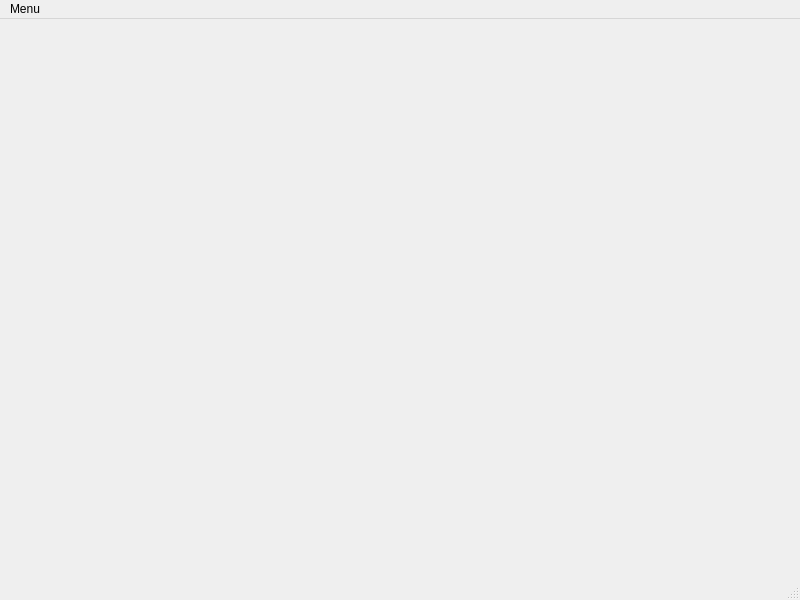
Before: the Qt Designer form sistema4trens.ui in alexandrelourival/ATV3-STR, drawn with Qt 5.
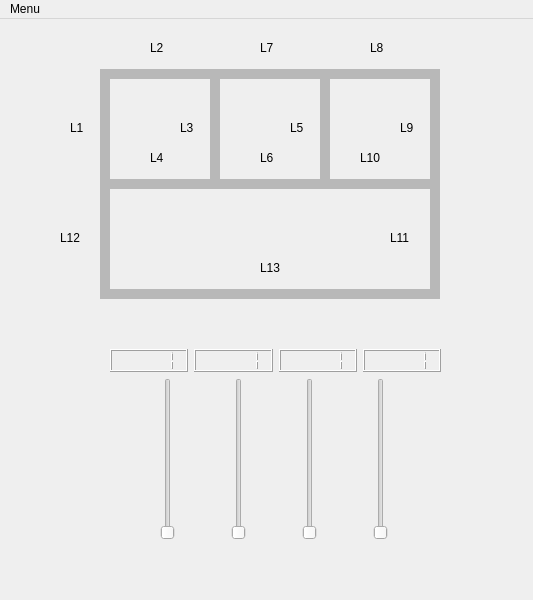
After: the same form once the commit is applied.

```diff
--- a/sistema4trens.ui
+++ b/sistema4trens.ui
@@ -6,20 +6,595 @@
    <rect>
     <x>0</x>
     <y>0</y>
-    <width>800</width>
+    <width>533</width>
     <height>600</height>
    </rect>
   </property>
   <property name="windowTitle">
    <string>sistema4trens</string>
   </property>
-  <widget class="QWidget" name="centralwidget"/>
+  <widget class="QWidget" name="centralwidget">
+   <widget class="Line" name="line_L2">
+    <property name="geometry">
+     <rect>
+      <x>100</x>
+      <y>50</y>
+      <width>120</width>
+      <height>10</height>
+     </rect>
+    </property>
+    <property name="lineWidth">
+     <number>0</number>
+    </property>
+    <property name="midLineWidth">
+     <number>20</number>
+    </property>
+    <property name="orientation">
+     <enum>Qt::Horizontal</enum>
+    </property>
+   </widget>
+   <widget class="QLabel" name="label_trem1">
+    <property name="geometry">
+     <rect>
+      <x>250</x>
+      <y>40</y>
+      <width>30</width>
+      <height>30</height>
+     </rect>
+    </property>
+    <property name="text">
+     <string/>
+    </property>
+    <property name="scaledContents">
+     <bool>true</bool>
+    </property>
+   </widget>
+   <widget class="Line" name="line_L1">
+    <property name="geometry">
+     <rect>
+      <x>100</x>
+      <y>50</y>
+      <width>10</width>
+      <height>120</height>
+     </rect>
+    </property>
+    <property name="lineWidth">
+     <number>0</number>
+    </property>
+    <property name="midLineWidth">
+     <number>20</number>
+    </property>
+    <property name="orientation">
+     <enum>Qt::Vertical</enum>
+    </property>
+   </widget>
+   <widget class="Line" name="line_L4">
+    <property name="geometry">
+     <rect>
+      <x>100</x>
+      <y>160</y>
+      <width>120</width>
+      <height>10</height>
+     </rect>
+    </property>
+    <property name="lineWidth">
+     <number>0</number>
+    </property>
+    <property name="midLineWidth">
+     <number>20</number>
+    </property>
+    <property name="orientation">
+     <enum>Qt::Horizontal</enum>
+    </property>
+   </widget>
+   <widget class="Line" name="line_L3">
+    <property name="geometry">
+     <rect>
+      <x>210</x>
+      <y>50</y>
+      <width>10</width>
+      <height>120</height>
+     </rect>
+    </property>
+    <property name="lineWidth">
+     <number>0</number>
+    </property>
+    <property name="midLineWidth">
+     <number>20</number>
+    </property>
+    <property name="orientation">
+     <enum>Qt::Vertical</enum>
+    </property>
+   </widget>
+   <widget class="Line" name="line_L7">
+    <property name="geometry">
+     <rect>
+      <x>210</x>
+      <y>50</y>
+      <width>120</width>
+      <height>10</height>
+     </rect>
+    </property>
+    <property name="lineWidth">
+     <number>0</number>
+    </property>
+    <property name="midLineWidth">
+     <number>20</number>
+    </property>
+    <property name="orientation">
+     <enum>Qt::Horizontal</enum>
+    </property>
+   </widget>
+   <widget class="Line" name="line_L6">
+    <property name="geometry">
+     <rect>
+      <x>210</x>
+      <y>160</y>
+      <width>120</width>
+      <height>10</height>
+     </rect>
+    </property>
+    <property name="lineWidth">
+     <number>0</number>
+    </property>
+    <property name="midLineWidth">
+     <number>20</number>
+    </property>
+    <property name="orientation">
+     <enum>Qt::Horizontal</enum>
+    </property>
+   </widget>
+   <widget class="Line" name="line_L5">
+    <property name="geometry">
+     <rect>
+      <x>320</x>
+      <y>50</y>
+      <width>10</width>
+      <height>120</height>
+     </rect>
+    </property>
+    <property name="lineWidth">
+     <number>0</number>
+    </property>
+    <property name="midLineWidth">
+     <number>20</number>
+    </property>
+    <property name="orientation">
+     <enum>Qt::Vertical</enum>
+    </property>
+   </widget>
+   <widget class="Line" name="line_L8">
+    <property name="geometry">
+     <rect>
+      <x>320</x>
+      <y>50</y>
+      <width>120</width>
+      <height>10</height>
+     </rect>
+    </property>
+    <property name="lineWidth">
+     <number>0</number>
+    </property>
+    <property name="midLineWidth">
+     <number>20</number>
+    </property>
+    <property name="orientation">
+     <enum>Qt::Horizontal</enum>
+    </property>
+   </widget>
+   <widget class="Line" name="line_L10">
+    <property name="geometry">
+     <rect>
+      <x>320</x>
+      <y>160</y>
+      <width>120</width>
+      <height>10</height>
+     </rect>
+    </property>
+    <property name="lineWidth">
+     <number>0</number>
+    </property>
+    <property name="midLineWidth">
+     <number>20</number>
+    </property>
+    <property name="orientation">
+     <enum>Qt::Horizontal</enum>
+    </property>
+   </widget>
+   <widget class="Line" name="line_L9">
+    <property name="geometry">
+     <rect>
+      <x>430</x>
+      <y>50</y>
+      <width>10</width>
+      <height>120</height>
+     </rect>
+    </property>
+    <property name="lineWidth">
+     <number>0</number>
+    </property>
+    <property name="midLineWidth">
+     <number>20</number>
+    </property>
+    <property name="orientation">
+     <enum>Qt::Vertical</enum>
+    </property>
+   </widget>
+   <widget class="Line" name="line_L11">
+    <property name="geometry">
+     <rect>
+      <x>100</x>
+      <y>160</y>
+      <width>10</width>
+      <height>120</height>
+     </rect>
+    </property>
+    <property name="lineWidth">
+     <number>0</number>
+    </property>
+    <property name="midLineWidth">
+     <number>20</number>
+    </property>
+    <property name="orientation">
+     <enum>Qt::Vertical</enum>
+    </property>
+   </widget>
+   <widget class="Line" name="line_L12">
+    <property name="geometry">
+     <rect>
+      <x>430</x>
+      <y>160</y>
+      <width>10</width>
+      <height>120</height>
+     </rect>
+    </property>
+    <property name="lineWidth">
+     <number>0</number>
+    </property>
+    <property name="midLineWidth">
+     <number>20</number>
+    </property>
+    <property name="orientation">
+     <enum>Qt::Vertical</enum>
+    </property>
+   </widget>
+   <widget class="Line" name="line_L13">
+    <property name="geometry">
+     <rect>
+      <x>100</x>
+      <y>270</y>
+      <width>340</width>
+      <height>10</height>
+     </rect>
+    </property>
+    <property name="lineWidth">
+     <number>0</number>
+    </property>
+    <property name="midLineWidth">
+     <number>20</number>
+    </property>
+    <property name="orientation">
+     <enum>Qt::Horizontal</enum>
+    </property>
+   </widget>
+   <widget class="QLabel" name="label_trem2">
+    <property name="geometry">
+     <rect>
+      <x>370</x>
+      <y>40</y>
+      <width>30</width>
+      <height>30</height>
+     </rect>
+    </property>
+    <property name="text">
+     <string/>
+    </property>
+    <property name="scaledContents">
+     <bool>true</bool>
+    </property>
+   </widget>
+   <widget class="QLabel" name="label_trem3">
+    <property name="geometry">
+     <rect>
+      <x>260</x>
+      <y>260</y>
+      <width>30</width>
+      <height>30</height>
+     </rect>
+    </property>
+    <property name="text">
+     <string/>
+    </property>
+    <property name="scaledContents">
+     <bool>true</bool>
+    </property>
+   </widget>
+   <widget class="QLabel" name="label_trem4">
+    <property name="geometry">
+     <rect>
+      <x>140</x>
+      <y>40</y>
+      <width>30</width>
+      <height>30</height>
+     </rect>
+    </property>
+    <property name="text">
+     <string/>
+    </property>
+    <property name="scaledContents">
+     <bool>true</bool>
+    </property>
+   </widget>
+   <widget class="QLabel" name="label_L1">
+    <property name="geometry">
+     <rect>
+      <x>70</x>
+      <y>100</y>
+      <width>21</width>
+      <height>17</height>
+     </rect>
+    </property>
+    <property name="text">
+     <string>L1</string>
+    </property>
+   </widget>
+   <widget class="QLabel" name="label_L2">
+    <property name="geometry">
+     <rect>
+      <x>150</x>
+      <y>20</y>
+      <width>21</width>
+      <height>17</height>
+     </rect>
+    </property>
+    <property name="text">
+     <string>L2</string>
+    </property>
+   </widget>
+   <widget class="QLabel" name="label_L3">
+    <property name="geometry">
+     <rect>
+      <x>180</x>
+      <y>100</y>
+      <width>21</width>
+      <height>17</height>
+     </rect>
+    </property>
+    <property name="text">
+     <string>L3</string>
+    </property>
+   </widget>
+   <widget class="QLabel" name="label_L4">
+    <property name="geometry">
+     <rect>
+      <x>150</x>
+      <y>130</y>
+      <width>21</width>
+      <height>17</height>
+     </rect>
+    </property>
+    <property name="text">
+     <string>L4</string>
+    </property>
+   </widget>
+   <widget class="QLabel" name="label_L5">
+    <property name="geometry">
+     <rect>
+      <x>290</x>
+      <y>100</y>
+      <width>21</width>
+      <height>17</height>
+     </rect>
+    </property>
+    <property name="text">
+     <string>L5</string>
+    </property>
+   </widget>
+   <widget class="QLabel" name="label_L6">
+    <property name="geometry">
+     <rect>
+      <x>260</x>
+      <y>130</y>
+      <width>21</width>
+      <height>17</height>
+     </rect>
+    </property>
+    <property name="text">
+     <string>L6</string>
+    </property>
+   </widget>
+   <widget class="QLabel" name="label_L7">
+    <property name="geometry">
+     <rect>
+      <x>260</x>
+      <y>20</y>
+      <width>21</width>
+      <height>17</height>
+     </rect>
+    </property>
+    <property name="text">
+     <string>L7</string>
+    </property>
+   </widget>
+   <widget class="QLabel" name="label_L9">
+    <property name="geometry">
+     <rect>
+      <x>400</x>
+      <y>100</y>
+      <width>21</width>
+      <height>17</height>
+     </rect>
+    </property>
+    <property name="text">
+     <string>L9</string>
+    </property>
+   </widget>
+   <widget class="QLabel" name="label_L8">
+    <property name="geometry">
+     <rect>
+      <x>370</x>
+      <y>20</y>
+      <width>21</width>
+      <height>17</height>
+     </rect>
+    </property>
+    <property name="text">
+     <string>L8</string>
+    </property>
+   </widget>
+   <widget class="QLabel" name="label_L10">
+    <property name="geometry">
+     <rect>
+      <x>360</x>
+      <y>130</y>
+      <width>31</width>
+      <height>17</height>
+     </rect>
+    </property>
+    <property name="text">
+     <string>L10</string>
+    </property>
+   </widget>
+   <widget class="QLabel" name="label_L13">
+    <property name="geometry">
+     <rect>
+      <x>260</x>
+      <y>240</y>
+      <width>31</width>
+      <height>17</height>
+     </rect>
+    </property>
+    <property name="text">
+     <string>L13</string>
+    </property>
+   </widget>
+   <widget class="QLabel" name="label_L11">
+    <property name="geometry">
+     <rect>
+      <x>390</x>
+      <y>210</y>
+      <width>31</width>
+      <height>17</height>
+     </rect>
+    </property>
+    <property name="text">
+     <string>L11</string>
+    </property>
+   </widget>
+   <widget class="QLabel" name="label_L12">
+    <property name="geometry">
+     <rect>
+      <x>60</x>
+      <y>210</y>
+      <width>31</width>
+      <height>17</height>
+     </rect>
+    </property>
+    <property name="text">
+     <string>L12</string>
+    </property>
+   </widget>
+   <widget class="QWidget" name="">
+    <property name="geometry">
+     <rect>
+      <x>110</x>
+      <y>330</y>
+      <width>331</width>
+      <height>191</height>
+     </rect>
+    </property>
+    <layout class="QVBoxLayout" name="verticalLayout">
+     <item>
+      <layout class="QHBoxLayout" name="horizontalLayout_2">
+       <item>
+        <widget class="QLCDNumber" name="lcdNumber_trem1">
+         <property name="autoFillBackground">
+          <bool>false</bool>
+         </property>
+         <property name="frameShape">
+          <enum>QFrame::Box</enum>
+         </property>
+         <property name="segmentStyle">
+          <enum>QLCDNumber::Filled</enum>
+         </property>
+         <property name="intValue" stdset="0">
+          <number>1</number>
+         </property>
+        </widget>
+       </item>
+       <item>
+        <widget class="QLCDNumber" name="lcdNumber_trem2">
+         <property name="intValue" stdset="0">
+          <number>1</number>
+         </property>
+        </widget>
+       </item>
+       <item>
+        <widget class="QLCDNumber" name="lcdNumber_trem3">
+         <property name="intValue" stdset="0">
+          <number>1</number>
+         </property>
+        </widget>
+       </item>
+       <item>
+        <widget class="QLCDNumber" name="lcdNumber_trem4">
+         <property name="intValue" stdset="0">
+          <number>1</number>
+         </property>
+        </widget>
+       </item>
+      </layout>
+     </item>
+     <item>
+      <layout class="QHBoxLayout" name="horizontalLayout">
+       <item>
+        <widget class="QSlider" name="verticalSlider_trem1">
+         <property name="minimum">
+          <number>1</number>
+         </property>
+         <property name="maximum">
+          <number>5</number>
+         </property>
+         <property name="pageStep">
+          <number>10</number>
+         </property>
+         <property name="orientation">
+          <enum>Qt::Vertical</enum>
+         </property>
+        </widget>
+       </item>
+       <item>
+        <widget class="QSlider" name="verticalSlider_trem2">
+         <property name="orientation">
+          <enum>Qt::Vertical</enum>
+         </property>
+        </widget>
+       </item>
+       <item>
+        <widget class="QSlider" name="verticalSlider_trem3">
+         <property name="orientation">
+          <enum>Qt::Vertical</enum>
+         </property>
+        </widget>
+       </item>
+       <item>
+        <widget class="QSlider" name="verticalSlider_trem4">
+         <property name="orientation">
+          <enum>Qt::Vertical</enum>
+         </property>
+        </widget>
+       </item>
+      </layout>
+     </item>
+    </layout>
+   </widget>
+  </widget>
   <widget class="QMenuBar" name="menubar">
    <property name="geometry">
     <rect>
      <x>0</x>
      <y>0</y>
-     <width>800</width>
+     <width>533</width>
      <height>22</height>
     </rect>
    </property>
@@ -34,7 +609,6 @@
    </widget>
    <addaction name="menuMenu"/>
   </widget>
-  <widget class="QStatusBar" name="statusbar"/>
   <action name="actionStart">
    <property name="text">
     <string>Start</string>
```
